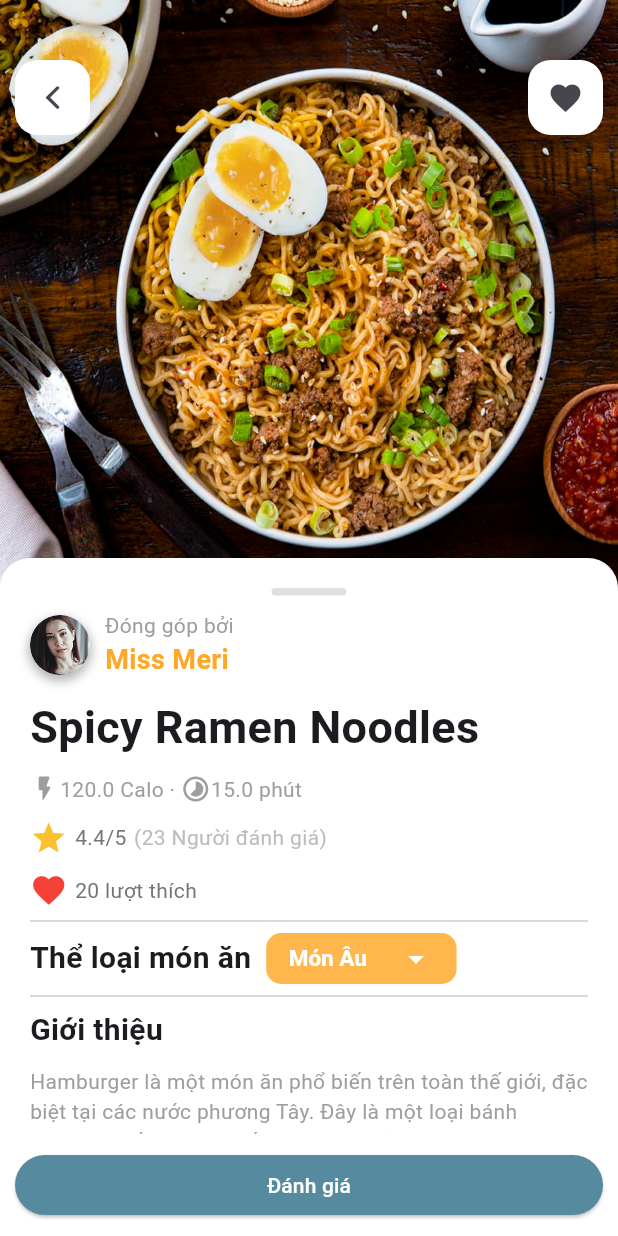
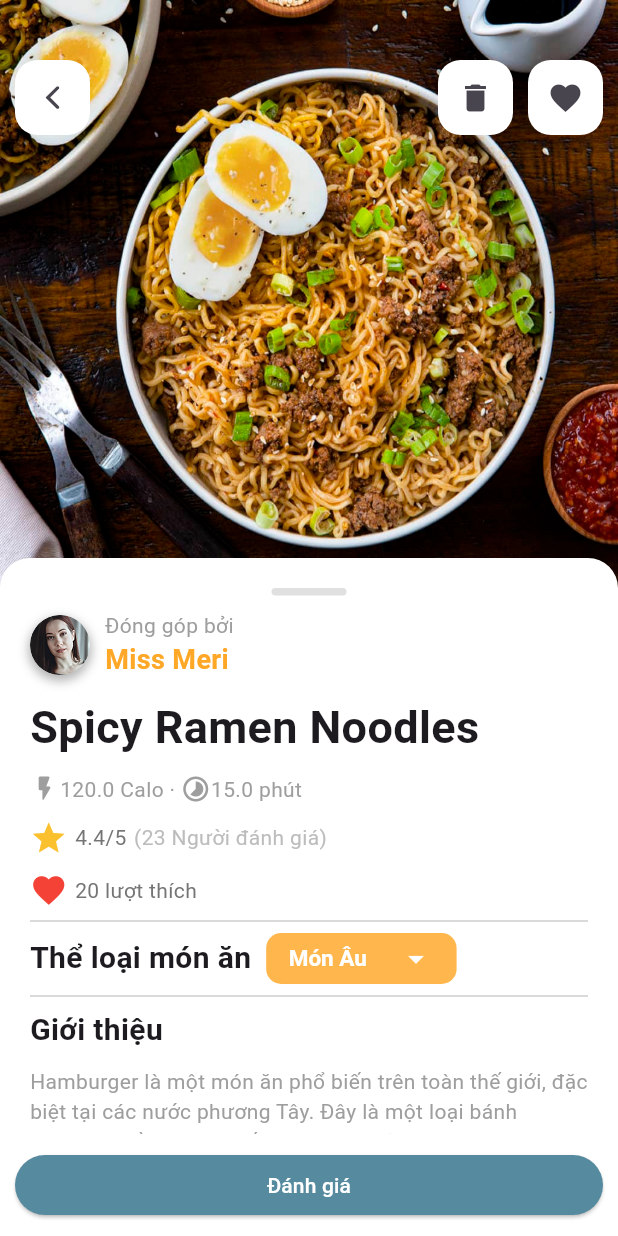
Before and after one commit to jinjja9/Food-Recipe-app, a Flutter app: the RecipeScreen screen opened directly with sample values from the repository, on a phone screen of 412 x 824 dp. Run offline on Flutter 3.47's test engine with Material 3 defaults, Android fonts, the phone set to English and light mode, and no system bars; our stand-ins replace salomon_bottom_bar.

Commit message:
finish UI/UX

```diff
--- a/lib/screen/recipe/recipe_screen.dart
+++ b/lib/screen/recipe/recipe_screen.dart
@@ -86,6 +86,18 @@ class _RecipeScreenState extends State<RecipeScreen> {
                         icon: const Icon(CupertinoIcons.chevron_back),
                       ),
                       const Spacer(),
+                      IconButton(
+                        onPressed: () {},
+                        style: IconButton.styleFrom(
+                          backgroundColor: Colors.white,
+                          shape: RoundedRectangleBorder(
+                            borderRadius: BorderRadius.circular(15),
+                          ),
+                          fixedSize: const Size(50, 50),
+                        ),
+                        icon: const Icon(Icons.delete),
+                      ),
+                      const SizedBox(width: 10),
                       IconButton(
                         onPressed: () {},
                         style: IconButton.styleFrom(
```
Also changed, not shown: lib/screen/profile/UserListScreen.dart (+66 -11 lines).
